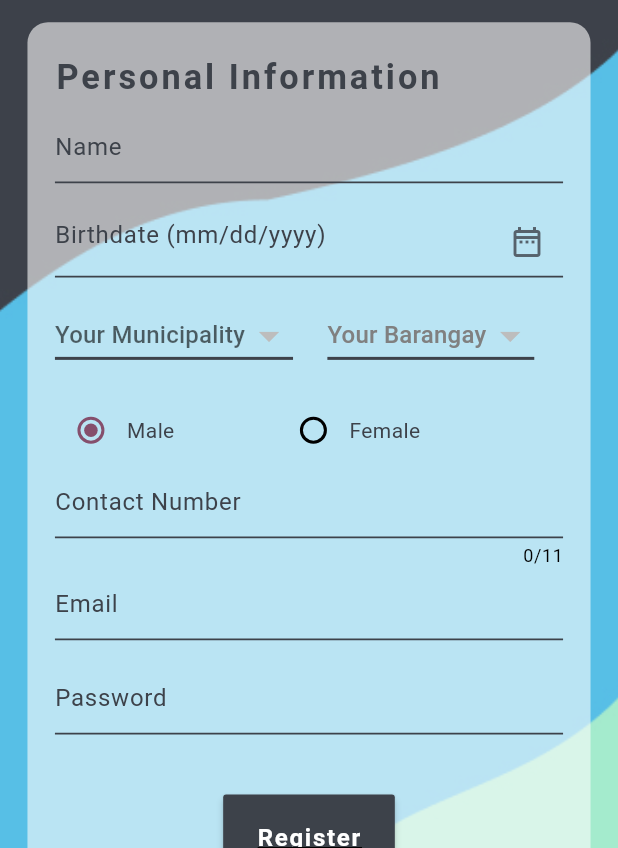
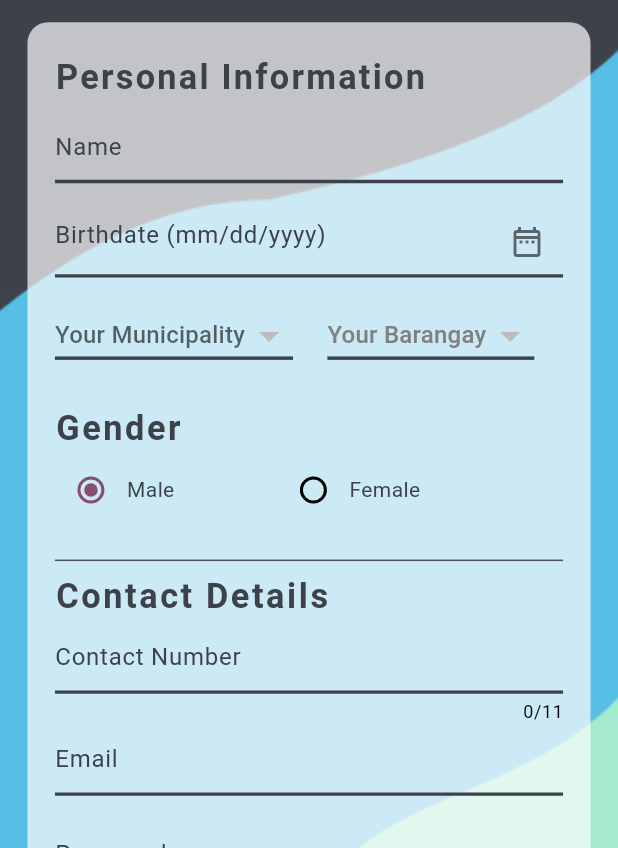
Before and after one commit to cent-ivan/CommuniHelp_App, a Flutter app: the RegistrationView screen opened by its route, on a phone screen of 412 x 824 dp, the part 388-1236 px from its top. Run offline on Flutter 3.47's test engine with Material 3 defaults, Android fonts, the phone set to English and light mode, and no system bars; our stand-ins replace cloud_firestore, firebase_core, flutter_screenutil, flutter_slidable, image_picker; accounts and stored records are empty.

Commit message:
fixed drop down, adjust height and text boxes

```diff
--- a/lib/Views/Login_Registration_Page/Registration_Page/registration_view.dart
+++ b/lib/Views/Login_Registration_Page/Registration_Page/registration_view.dart
@@ -18,7 +18,7 @@ List<String> options =["Male", "Female"]; //for radio list
 class _RegistrationViewState extends State<RegistrationView> {
 
   //DefaultBox height
-  double _whiteContainerHeight = 625.r;
+  double _whiteContainerHeight = 675.r;
 
   //form global key
   final _formKey = GlobalKey<FormState>();
@@ -85,7 +85,7 @@ class _RegistrationViewState extends State<RegistrationView> {
                   height: _whiteContainerHeight,
                   width: 328.r,
                   decoration: BoxDecoration(
-                    color: const Color(0x99FCFCFC),
+                    color: const Color(0xB3FCFCFC),
                     borderRadius: BorderRadius.circular(12.r)
                   ),
 
@@ -104,7 +104,7 @@ class _RegistrationViewState extends State<RegistrationView> {
                                   color: const Color(0xFF3D424A),
                                   fontSize: 20.r,
                                   fontWeight: FontWeight.bold,
-                                  letterSpacing: 2
+                                  letterSpacing: 1.5
                                 ),
                               ),
 
@@ -128,10 +128,10 @@ class _RegistrationViewState extends State<RegistrationView> {
                                     color: Color(0xFF3D424A)
                                   ),
                                   enabledBorder: UnderlineInputBorder(
-                                    borderSide: BorderSide(width: 1.r, color: const Color(0xFF3D424A))
+                                    borderSide: BorderSide(width: 2.r, color: const Color(0xFF3D424A))
                                   ),
-                                  focusedBorder: UnderlineInputBorder(
-                                    borderSide: BorderSide(width: 3.r, color: const Color(0xFF3D424A))
+                                  focusedBorder: OutlineInputBorder(
+                                    borderSide: BorderSide(width: 2.5.r, color: const Color(0xFF3D424A))
                                   ),
                                 ),
 
@@ -158,10 +158,10 @@ class _RegistrationViewState extends State<RegistrationView> {
                                     color: Color(0xFF3D424A)
                                   ),
                                   enabledBorder: UnderlineInputBorder(
-                                    borderSide: BorderSide(width: 1.r, color: const Color(0xFF3D424A))
+                                    borderSide: BorderSide(width: 2.r, color: const Color(0xFF3D424A))
                                   ),
-                                  focusedBorder: UnderlineInputBorder(
-                                    borderSide: BorderSide(width: 3.r, color: const Color(0xFF3D424A))
+                                  focusedBorder: OutlineInputBorder(
+                                    borderSide: BorderSide(width: 2.5.r, color: const Color(0xFF3D424A))
                                   ),
 
                                   //Date picker
@@ -187,7 +187,7 @@ class _RegistrationViewState extends State<RegistrationView> {
 
                               SizedBox(height: 13.r,),
 
-                              //Dropdown address / StreamBuilder
+                              //Dropdown address
                               Row(
                                   children: [
                                     StreamBuilder<QuerySnapshot>(
@@ -217,22 +217,23 @@ class _RegistrationViewState extends State<RegistrationView> {
                                               );
                                             }
                                           }
+
                                           return DropdownButton(
                                             hint: const Text("Your Municipality"),
-                                            value: viewModel.municipalityValue,
+                                            value: viewModel.municipalId,
                                             items: municipalities,
                                             iconSize: 28.r,
                                             underline: Container(
-                                              height: 2,
+                                              height: 2.3,
                                               color: const Color(0xFF3D424A),
                                             ),
                                             onChanged: (value) {
-                                              viewModel.updateMunicipality(value);
+                                              viewModel.updateMunicipal(value);
                                               if (value != null) {
-                                                viewModel.barangayValue = null;
+                                                viewModel.barangayId = null;
                                               }
                                               else {
-                                                viewModel.updateMunicipality(value);
+                                                viewModel.updateMunicipal(value);
                                               }
                                             }
                                           );
@@ -243,9 +244,7 @@ class _RegistrationViewState extends State<RegistrationView> {
                                     SizedBox(width: 20.r,),
 
                                     StreamBuilder<QuerySnapshot>(
-                                      stream: viewModel.isActive?
-                                        FirebaseFirestore.instance.collection('municipalities').doc(viewModel.municipalityValue).collection('Cities').snapshots() :
-                                        FirebaseFirestore.instance.collection('municipalities').snapshots(),
+                                      stream: FirebaseFirestore.instance.collection('municipalities').doc(viewModel.municipalId).collection('Cities').snapshots(),
                                       builder: (context, snapshot) {
                                         if (snapshot.hasError) {
                                           return Center(child: Text("some error occured ${snapshot.error}"),);
@@ -269,27 +268,21 @@ class _RegistrationViewState extends State<RegistrationView> {
                                                   )
                                                 ),
                                               );
-                                              // if (viewModel.checkCollection(municipal)) {
-                                              //   print("Collection boss");
-
-                                              // }
-                                              // else{
-                                              //   print("di collection ${municipal.data().toString()}");
-                                              // }
                                             }
                                           }
+
                                           return DropdownButton(
                                             hint: Text(
                                               "Your Barangay",
                                               style: TextStyle(
-                                                color: viewModel.isActive? const Color(0xFF3D424A) : const Color(0xFF808080)
+                                                color: viewModel.isActive ? const Color(0xFF3D424A) : const Color(0xFF808080)
                                               )
                                             ),
-                                            value: viewModel.barangayValue,
-                                            items: viewModel.isActive? barangays : null,
+                                            value: viewModel.barangayId,
+                                            items: viewModel.isActive ? barangays : null,
                                             iconSize: 28.r,
                                             underline: Container(
-                                              height: 2,
+                                              height: 2.3,
                                               color: const Color(0xFF3D424A),
                                             ),
                                             onChanged: (value) {
@@ -303,7 +296,23 @@ class _RegistrationViewState extends State<RegistrationView> {
                               ),
 
 
-                              SizedBox(height: 13.r,),
+                              SizedBox(height: 19.r,),
+
+
+                              //Gender Title
+                              Row(
+                                children: [
+                                  Text(
+                                    "Gender",
+                                    style: TextStyle(
+                                      color: const Color(0xFF3D424A),
+                                      fontSize: 20.r,
+                                      fontWeight: FontWeight.bold,
+                                      letterSpacing: 1.5.r
+                                    ),
+                                  ),
+                                ],
+                              ),
 
                               //Gender radio bottons
                               Row(
@@ -348,6 +357,25 @@ class _RegistrationViewState extends State<RegistrationView> {
                                 ],
                               ),
 
+                              SizedBox(height: 13.r,),
+
+                              const Divider(color: Color(0xE63D424A),),
+
+
+                              //Contact Title
+                              Row(
+                                children: [
+                                  Text(
+                                    "Contact Details",
+                                    style: TextStyle(
+                                      color: const Color(0xFF3D424A),
+                                      fontSize: 20.r,
+                                      fontWeight: FontWeight.bold,
+                                      letterSpacing: 1.5.r
+                                    ),
+                                  ),
+                                ],
+                              ),
 
                               //contact number
                               TextFormField(
@@ -364,10 +392,10 @@ class _RegistrationViewState extends State<RegistrationView> {
                                     color: Color(0xFF3D424A)
                                   ),
                                   enabledBorder: UnderlineInputBorder(
-                                    borderSide: BorderSide(width: 1.r, color: const Color(0xFF3D424A))
+                                    borderSide: BorderSide(width: 2.r, color: const Color(0xFF3D424A))
                                   ),
-                                  focusedBorder: UnderlineInputBorder(
-                                    borderSide: BorderSide(width: 3.r, color: const Color(0xFF3D424A))
+                                  focusedBorder: OutlineInputBorder(
+                                    borderSide: BorderSide(width: 2.5.r, color: const Color(0xFF3D424A))
                                   )
                                 ),
 
@@ -391,10 +419,10 @@ class _RegistrationViewState extends State<RegistrationView> {
                                     color: Color(0xFF3D424A)
                                   ),
                                   enabledBorder: UnderlineInputBorder(
-                                    borderSide: BorderSide(width: 1.r, color: const Color(0xFF3D424A))
+                                    borderSide: BorderSide(width: 2.r, color: const Color(0xFF3D424A))
                                   ),
-                                  focusedBorder: UnderlineInputBorder(
-                                    borderSide: BorderSide(width: 3.r, color: const Color(0xFF3D424A))
+                                  focusedBorder: OutlineInputBorder(
+                                    borderSide: BorderSide(width: 2.5.r, color: const Color(0xFF3D424A))
                                   )
                                 ),
 
@@ -423,10 +451,10 @@ class _RegistrationViewState extends State<RegistrationView> {
                                     color: Color(0xFF3D424A)
                                   ),
                                   enabledBorder: UnderlineInputBorder(
-                                    borderSide: BorderSide(width: 1.r, color: const Color(0xFF3D424A))
+                                    borderSide: BorderSide(width: 2.r, color: const Color(0xFF3D424A))
                                   ),
-                                  focusedBorder: UnderlineInputBorder(
-                                    borderSide: BorderSide(width: 3.r, color: const Color(0xFF3D424A))
+                                  focusedBorder: OutlineInputBorder(
+                                    borderSide: BorderSide(width: 2.5.r, color: const Color(0xFF3D424A))
                                   )
                                 ),
 
@@ -457,12 +485,12 @@ class _RegistrationViewState extends State<RegistrationView> {
                                         //validated the text field and adds to the firebase, pass to register view model
                                         _formKey.currentState!.save();
                                         setState(() {
-                                          _whiteContainerHeight = 625.r;
+                                          _whiteContainerHeight = 675.r;
                                         });
                                       }
                                       else {
                                         setState(() {
-                                          _whiteContainerHeight = 675.r;
+                                          _whiteContainerHeight = 710.r;
                                         });
                                       }
                                     },
```
Also changed, not shown: lib/ViewModels/Login_Registration_View_Models/registration_view_model.dart (+34 -16 lines).
